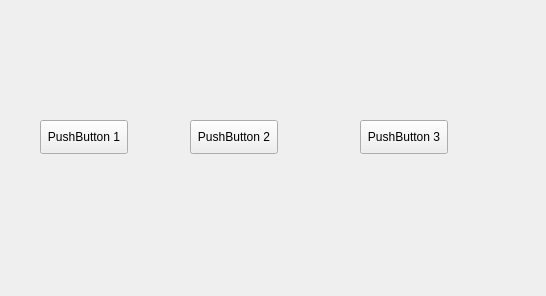
KhamisiKibet/QT-PyQt-PySide-Custom-Widgets, file examples/QPushButtons/interface.ui: the form before one commit.
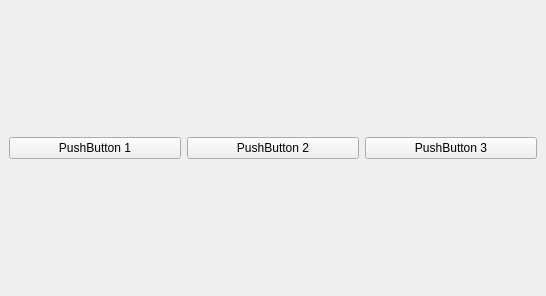
The form after the commit.

Patch:
```diff
--- a/examples/QPushButtons/interface.ui
+++ b/examples/QPushButtons/interface.ui
@@ -14,45 +14,29 @@
    <string>MainWindow</string>
   </property>
   <widget class="QWidget" name="centralwidget">
+   <layout class="QHBoxLayout" name="horizontalLayout">
+    <item>
    <widget class="QPushButton" name="pushButton">
-    <property name="geometry">
-     <rect>
-      <x>40</x>
-      <y>120</y>
-      <width>88</width>
-      <height>34</height>
-     </rect>
-    </property>
     <property name="text">
      <string>PushButton 1</string>
     </property>
    </widget>
+    </item>
+    <item>
    <widget class="QPushButton" name="pushButton_2">
-    <property name="geometry">
-     <rect>
-      <x>190</x>
-      <y>120</y>
-      <width>88</width>
-      <height>34</height>
-     </rect>
-    </property>
     <property name="text">
      <string>PushButton 2</string>
     </property>
    </widget>
+    </item>
+    <item>
    <widget class="QPushButton" name="pushButton_3">
-    <property name="geometry">
-     <rect>
-      <x>360</x>
-      <y>120</y>
-      <width>88</width>
-      <height>34</height>
-     </rect>
-    </property>
     <property name="text">
      <string>PushButton 3</string>
     </property>
    </widget>
+    </item>
+   </layout>
   </widget>
  </widget>
  <resources/>
```
Lines whose indentation alone changed are shown as unchanged.
